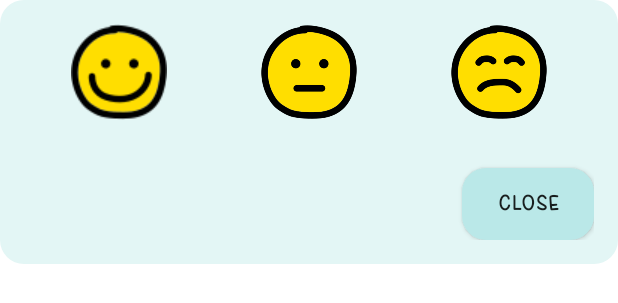
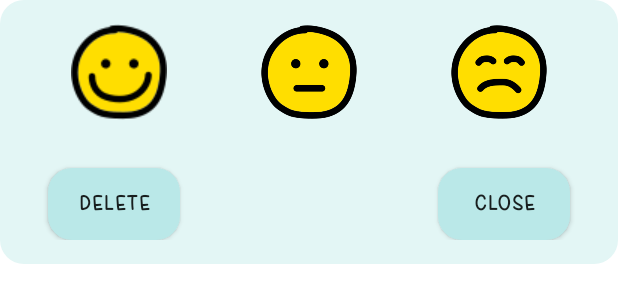
Before and after one commit to rodrigonovoas/mood-calendar-app-android, an Android app: the layout add_mood_popup.xml on its own in the app's theme, with its tools: preview values and no code run, on a phone screen of 412 x 824 dp. Shown: the top 303 px of the screen. Run offline under Robolectric (Android 15) with nearby library versions, the phone set to English and light mode, and no system bars.

Commit message:
adding the possibility to delete a selected mood

```diff
--- a/app/src/main/java/com/rodrigonovoa/moodcalendar/database/dao/DayDAO.kt
+++ b/app/src/main/java/com/rodrigonovoa/moodcalendar/database/dao/DayDAO.kt
@@ -15,6 +15,9 @@ interface DayDAO {
     @Query("SELECT Day.dayId AS id, Mood.id AS moodId, Day.day FROM Mood INNER JOIN Day ON Mood.id = Day.moodId WHERE Day.month = :month")
     fun getMoodWithDayByMonth(month: Int): List<MoodWithDayEntity>
 
+    @Query("DELETE FROM Day WHERE dayId = :id")
+    fun deleteMoodDayById(id: Int): Int
+
     @Update
     fun updateMoodDay(moodDay: DayEntity)
 
--- a/app/src/main/res/layout/add_mood_popup.xml
+++ b/app/src/main/res/layout/add_mood_popup.xml
@@ -34,13 +34,32 @@
             android:src="@drawable/ic_sad_mood" />
     </LinearLayout>
 
+    <LinearLayout
+        android:layout_width="match_parent"
+        android:layout_height="wrap_content"
+        android:orientation="horizontal">
+        <androidx.appcompat.widget.AppCompatButton
+            android:id="@+id/buttonDelete"
+            android:layout_width="wrap_content"
+            android:layout_height="wrap_content"
+            android:layout_marginTop="32dp"
+            android:layout_marginLeft="16dp"
+            android:text="Delete"
+            android:background="@drawable/button_bg" />
+
+        <View
+            android:layout_width="wrap_content"
+            android:layout_height="1dp"
+            android:layout_weight="1" />
+
         <androidx.appcompat.widget.AppCompatButton
             android:id="@+id/buttonClose"
             android:layout_width="wrap_content"
             android:layout_height="wrap_content"
             android:layout_marginTop="32dp"
-        android:layout_gravity="end"
+            android:layout_marginRight="16dp"
             android:text="Close"
             android:background="@drawable/button_bg" />
+    </LinearLayout>
 
 </LinearLayout>
```
Also changed, not shown: app/src/main/java/com/rodrigonovoa/moodcalendar/ui/mainScreen/CalendarAdapter.kt (+5 -4 lines), app/src/main/java/com/rodrigonovoa/moodcalendar/ui/mainScreen/MainActivity.kt (+12 -8 lines), app/src/main/java/com/rodrigonovoa/moodcalendar/ui/mainScreen/MainActivityViewModel.kt (+10 -0 lines), app/src/main/java/com/rodrigonovoa/moodcalendar/ui/moodPopup/MoodPopupManager.kt (+14 -4 lines). Lines whose indentation alone changed are shown as unchanged.
